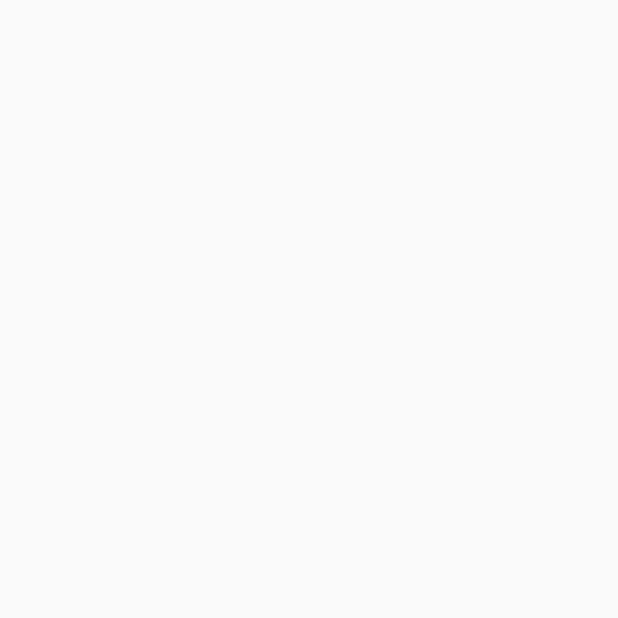
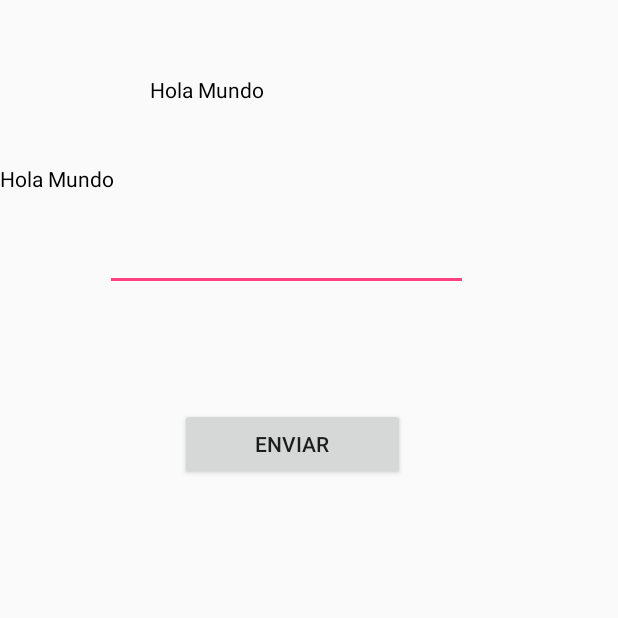
Before and after one commit to Aquiles2016601505/Cafeteria-UPIICSA, an Android app: the screen it shows after launch (SignInActivity), on a phone screen of 412 x 824 dp, the top half of it. Before the commit the part shown is empty. Run offline under Robolectric (Android 15) with nearby library versions, the phone set to English and light mode, and no system bars; our stand-ins replace Dagger/Hilt's generated code.

Commit message:
sign Text

```diff
--- a/app/src/main/java/com/example/upiicsa/cafeteria/signIn/SignInActivity.kt
+++ b/app/src/main/java/com/example/upiicsa/cafeteria/signIn/SignInActivity.kt
@@ -6,6 +6,7 @@ import android.os.Bundle
 import android.support.v7.app.AppCompatActivity
 import com.example.upiicsa.cafeteria.R
 import dagger.android.AndroidInjection
+import kotlinx.android.synthetic.main.sign_in_activity.*
 import javax.inject.Inject
 
 
@@ -21,9 +22,12 @@ class SignInActivity : AppCompatActivity() {
         AndroidInjection.inject(this);
         super.onCreate(savedInstanceState)
         supportActionBar?.hide()
+        setContentView(R.layout.sign_in_activity)
+        enviarButton.setOnClickListener({
+            pruebaTextView.setText(signInViewModel.upperCase(usernameEditText.text.toString()))
+        }
+        )
 
-
-        setContentView(R.layout.sign_in_activity)
 
     }
 
--- a/app/src/main/java/com/example/upiicsa/cafeteria/signIn/SignInViewModule.kt
+++ b/app/src/main/java/com/example/upiicsa/cafeteria/signIn/SignInViewModule.kt
@@ -13,6 +13,8 @@ class SignInViewModel() : ViewModel() {
         isSignIn.value = false
     }
 
+    fun upperCase(texto : String) = texto.toUpperCase()
+
 
     @Suppress("UNCHECKED_CAST")
     class Factory() : ViewModelProvider.Factory {
--- a/app/src/main/res/layout/sign_in_activity.xml
+++ b/app/src/main/res/layout/sign_in_activity.xml
@@ -1,6 +1,46 @@
 <?xml version="1.0" encoding="utf-8"?>
-<LinearLayout xmlns:android="http://schemas.android.com/apk/res/android"
+<RelativeLayout xmlns:android="http://schemas.android.com/apk/res/android"
     android:orientation="vertical" android:layout_width="match_parent"
     android:layout_height="match_parent">
 
-</LinearLayout>
+    <TextView
+        android:id="@+id/pruebaTextView"
+        android:layout_width="match_parent"
+        android:layout_height="wrap_content"
+        android:layout_marginTop="50dp"
+        android:layout_marginStart="100dp"
+        android:layout_marginEnd="100dp"
+        android:text="Hola Mundo"
+        android:textColor="#000000"
+        />
+
+    <TextView
+        android:id="@+id/prueba2TextView"
+        android:layout_width="match_parent"
+        android:layout_height="wrap_content"
+        android:layout_below="@+id/pruebaTextView"
+        android:layout_marginTop="40dp"
+        android:text="Hola Mundo"
+        android:textColor="#000000"
+        />
+
+    <EditText
+        android:layout_width="match_parent"
+        android:layout_height="wrap_content"
+        android:layout_below="@+id/prueba2TextView"
+        android:layout_marginStart="70dp"
+        android:layout_marginEnd="100dp"
+        android:layout_marginTop="20dp"
+        android:id="@+id/usernameEditText" />
+
+    <Button
+        android:id="@+id/enviarButton"
+        android:layout_width="150dp"
+        android:layout_height="wrap_content"
+        android:layout_alignStart="@+id/pruebaTextView"
+        android:layout_below="@+id/usernameEditText"
+        android:layout_marginStart="20dp"
+        android:text="Enviar"
+        android:layout_marginTop="78dp" />
+
+</RelativeLayout>
```
Also changed, not shown: 5 other files.
